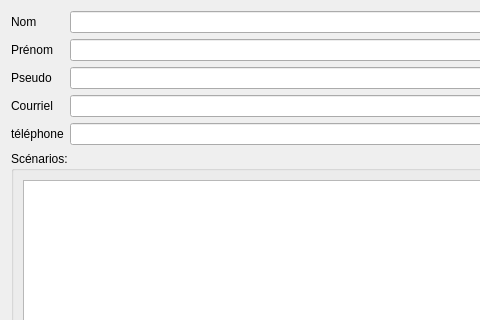
Qt form gamemasterdialog.ui (obiwankennedy/rcm) before a commit; both pictures show x 0 to 480 and y 0 to 320 of the 691 by 523 pixel window.
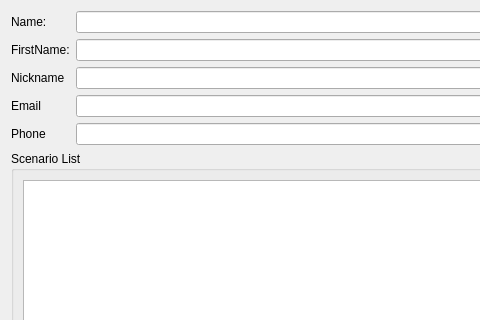
The same form after that commit.

```diff
--- a/gamemasterdialog.ui
+++ b/gamemasterdialog.ui
@@ -22,7 +22,7 @@
      <item row="0" column="0">
       <widget class="QLabel" name="label">
        <property name="text">
-        <string>Nom</string>
+        <string>Name:</string>
        </property>
       </widget>
      </item>
@@ -32,7 +32,7 @@
      <item row="1" column="0">
       <widget class="QLabel" name="label_2">
        <property name="text">
-        <string>Prénom</string>
+        <string>FirstName:</string>
        </property>
       </widget>
      </item>
@@ -42,7 +42,7 @@
      <item row="2" column="0">
       <widget class="QLabel" name="label_3">
        <property name="text">
-        <string>Pseudo</string>
+        <string>Nickname</string>
        </property>
       </widget>
      </item>
@@ -52,7 +52,7 @@
      <item row="3" column="0">
       <widget class="QLabel" name="label_4">
        <property name="text">
-        <string>Courriel</string>
+        <string>Email</string>
        </property>
       </widget>
      </item>
@@ -62,7 +62,7 @@
      <item row="4" column="0">
       <widget class="QLabel" name="label_5">
        <property name="text">
-        <string>téléphone</string>
+        <string>Phone</string>
        </property>
       </widget>
      </item>
@@ -74,7 +74,7 @@
    <item>
     <widget class="QGroupBox" name="groupBox">
      <property name="title">
-      <string>Scénarios:</string>
+      <string>Scenario List</string>
      </property>
      <layout class="QHBoxLayout" name="horizontalLayout">
       <item>
```
